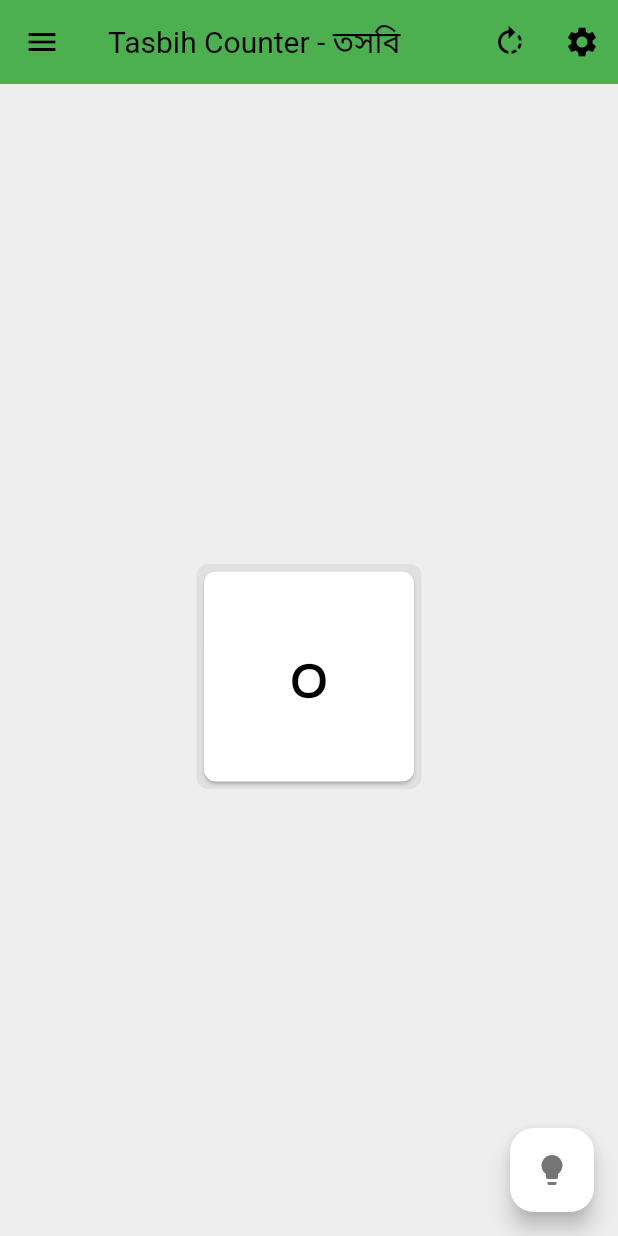
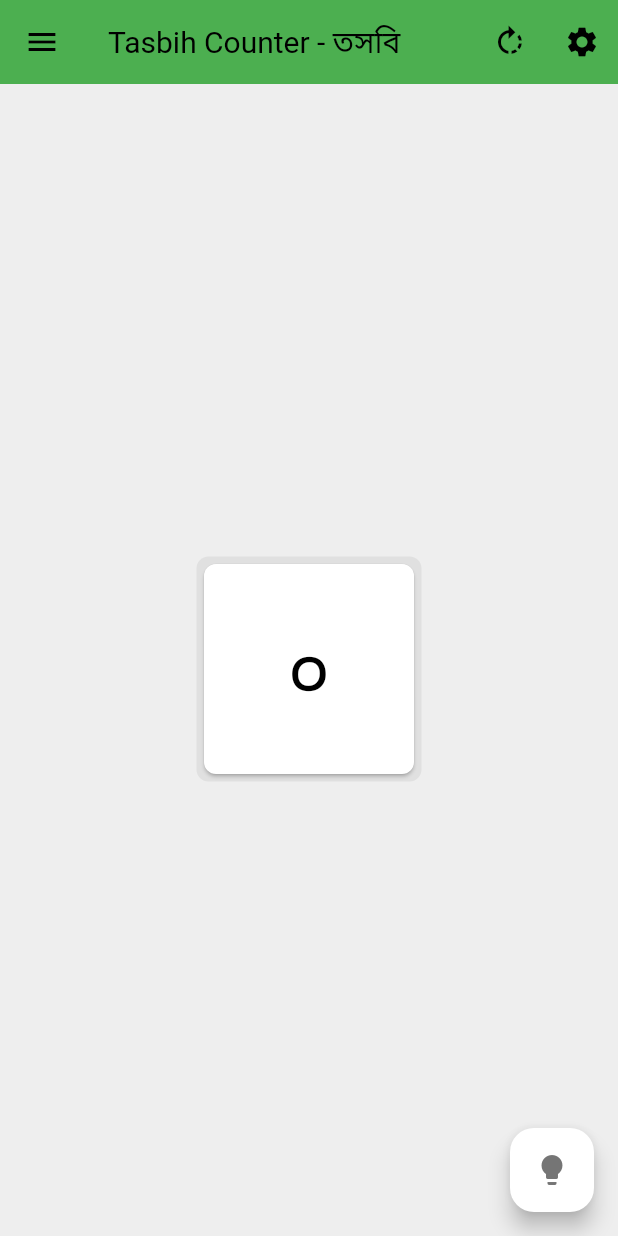
Before and after one commit to Azimul-Haque/tasbih-android, a Flutter app: the screen it shows after launch, on a phone screen of 412 x 824 dp. Run offline on Flutter 3.47's test engine with Material 3 defaults, Android fonts, the phone set to English and light mode, and no system bars; our stand-ins replace shared_preferences.

Commit message:
Commit Mon 11/25/2024  5:26:52.22 11912

```diff
--- a/lib/view/home.dart
+++ b/lib/view/home.dart
@@ -103,7 +103,7 @@ class _MyHomePageState extends State<MyHomePage> {
               ),
             ),
           ),
-          const SizedBox(height: 50)
+          const SizedBox(height: 60)
         ],
       ),
       floatingActionButton: FloatingActionButton(
```
